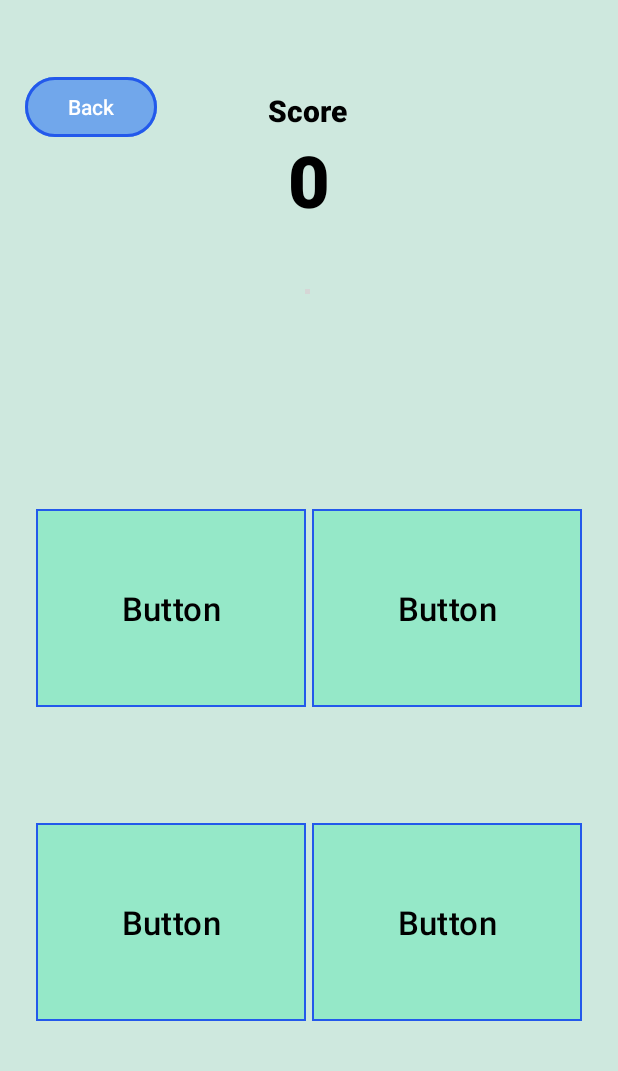
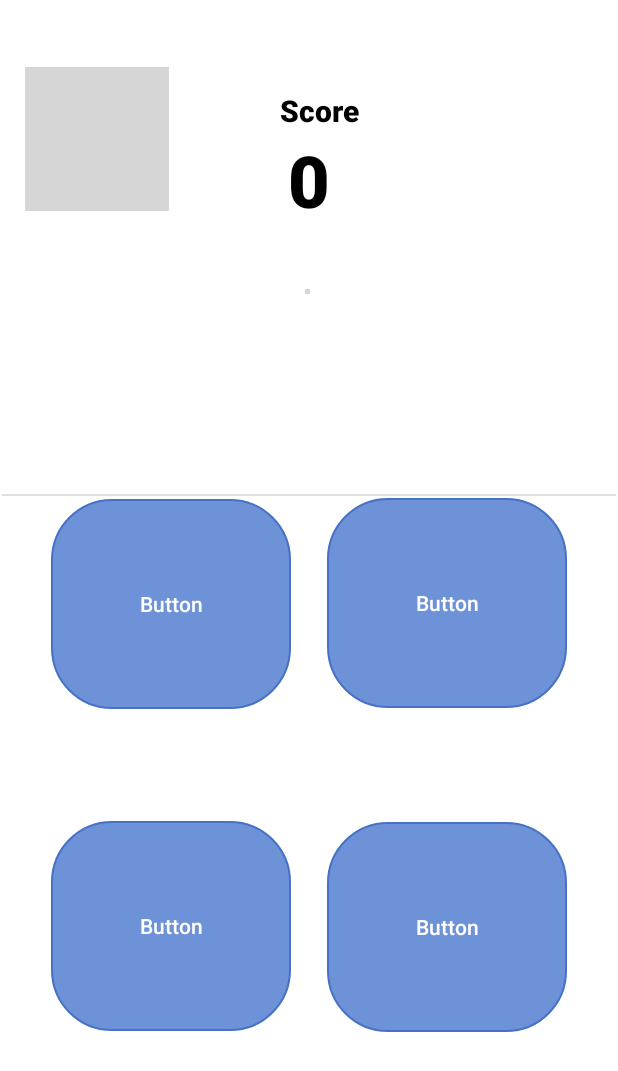
Before and after one commit to adibhalizam/Flag-IQ, an Android app: the layout fragment_second.xml on its own in the app's theme, with its tools: preview values and no code run, on a phone screen of 412 x 824 dp. Shown: the top 1071 px of the screen. Run offline under Robolectric (Android 15) with nearby library versions, the phone set to English and light mode, and no system bars; network calls fail; grey boxes are pictures that could not be loaded.

Commit message:
Final commit

```diff
--- a/FlagIQ/app/build.gradle
+++ b/FlagIQ/app/build.gradle
@@ -48,4 +48,6 @@ dependencies {
     androidTestImplementation 'androidx.test.espresso:espresso-core:3.5.1'
     implementation 'com.android.volley:volley:1.2.1'
     implementation 'com.squareup.picasso:picasso:2.71828'
+    implementation 'io.github.shashank02051997:FancyToast:2.0.2'
+
 }
--- a/FlagIQ/app/src/main/java/com/cis436/flagiq/MainViewModel.kt
+++ b/FlagIQ/app/src/main/java/com/cis436/flagiq/MainViewModel.kt
@@ -50,7 +50,7 @@ class MainViewModel(application: Application) : AndroidViewModel(application)
         val countriesList = mutableListOf<Country>()
         try {
             val jsonArray = JSONArray(response)
-            for (i in 0 until jsonArray.length()) {
+            for (i in 0 until 5) {
                 val jsonObject = jsonArray.getJSONObject(i)
                 val name = jsonObject.getJSONObject("name").getString("common")
                 val imageObject = jsonObject.optJSONObject("flags")
--- /dev/null
+++ b/FlagIQ/app/src/main/res/drawable/answer_btn.xml
@@ -0,0 +1,11 @@
+<?xml version="1.0" encoding="utf-8"?>
+<selector xmlns:android="http://schemas.android.com/apk/res/android">
+    <item>
+        <shape>
+            <solid android:color="#6E92D8"/>
+            <corners android:radius="40dp"/>
+            <stroke android:color="#FF4671C5" android:width="1dp"/>
+
+        </shape>
+    </item>
+</selector>
--- a/FlagIQ/app/src/main/res/layout/activity_main.xml
+++ b/FlagIQ/app/src/main/res/layout/activity_main.xml
@@ -6,7 +6,8 @@
     android:layout_width="match_parent"
     android:layout_height="match_parent"
     android:fitsSystemWindows="true"
-    tools:context=".MainActivity" >
+    tools:context=".MainActivity"
+    android:background="@color/white">
 
     <androidx.fragment.app.FragmentContainerView
         android:id="@+id/fragmentContainerView"
--- a/FlagIQ/app/src/main/res/layout/fragment_second.xml
+++ b/FlagIQ/app/src/main/res/layout/fragment_second.xml
@@ -5,16 +5,17 @@
     android:id="@+id/nestedScrollView2"
     android:layout_width="match_parent"
     android:layout_height="match_parent"
-    android:background="#CEE8DE"
+    android:background="@color/white"
     tools:context=".SecondFragment">
 
     <Button
         android:id="@+id/button_second"
         android:layout_width="wrap_content"
         android:layout_height="wrap_content"
-        android:backgroundTint="#71A7EB"
         android:text="Back"
         android:textColor="@color/white"
+        android:background="@drawable/return_btn"
+        app:backgroundTint="@null"
         app:layout_constraintBottom_toBottomOf="parent"
         app:layout_constraintEnd_toEndOf="parent"
         app:layout_constraintHorizontal_bias="0.052"
@@ -42,15 +43,15 @@
 
     <Button
         android:id="@+id/button"
-        android:layout_width="180dp"
+        android:layout_width="160dp"
         android:layout_height="140dp"
         android:layout_marginStart="20dp"
         android:layout_marginTop="70dp"
-        android:backgroundTint="#95E8C8"
+        android:background="@drawable/answer_btn"
         android:text="Button"
         android:textAlignment="center"
-        android:textColor="@color/black"
-        android:textSize="22sp"
+        android:textColor="@color/white"
+        app:backgroundTint="@null"
         app:cornerRadius="0dp"
         app:layout_constraintBottom_toTopOf="@+id/button3"
         app:layout_constraintEnd_toStartOf="@+id/button2"
@@ -58,19 +59,22 @@
         app:layout_constraintStart_toStartOf="parent"
         app:layout_constraintTop_toBottomOf="@+id/imageView"
         app:strokeColor="#2359EB"
-        app:strokeWidth="1dp" />
+        app:strokeWidth="1dp"
+        app:autoSizeMinTextSize="5sp"
+        app:autoSizeMaxTextSize="12sp"/>
 
     <Button
         android:id="@+id/button2"
-        android:layout_width="180dp"
+        android:layout_width="160dp"
         android:layout_height="140dp"
+        android:layout_marginStart="10dp"
         android:layout_marginTop="70dp"
         android:layout_marginEnd="20dp"
-        android:backgroundTint="#95E8C8"
+        android:background="@drawable/answer_btn"
         android:text="Button"
         android:textAlignment="center"
-        android:textColor="@color/black"
-        android:textSize="22sp"
+        android:textColor="@color/white"
+        app:backgroundTint="@null"
         app:cornerRadius="0dp"
         app:layout_constraintBottom_toTopOf="@+id/button4"
         app:layout_constraintEnd_toEndOf="parent"
@@ -78,47 +82,55 @@
         app:layout_constraintStart_toEndOf="@+id/button"
         app:layout_constraintTop_toBottomOf="@+id/imageView"
         app:strokeColor="#2359EB"
-        app:strokeWidth="1dp" />
+        app:strokeWidth="1dp"
+        app:autoSizeMinTextSize="12sp"
+        app:autoSizeMaxTextSize="22sp"/>
 
     <Button
         android:id="@+id/button3"
-        android:layout_width="180dp"
+        android:layout_width="160dp"
         android:layout_height="140dp"
         android:layout_marginStart="20dp"
+        android:layout_marginTop="8dp"
         android:layout_marginBottom="70dp"
-        android:backgroundTint="#95E8C8"
+        android:background="@drawable/answer_btn"
         android:text="Button"
         android:textAlignment="center"
-        android:textColor="@color/black"
-        android:textSize="22sp"
+        android:textColor="@color/white"
+        app:backgroundTint="@null"
         app:cornerRadius="0dp"
         app:layout_constraintBottom_toBottomOf="parent"
         app:layout_constraintEnd_toStartOf="@+id/button4"
         app:layout_constraintHorizontal_bias="0.5"
         app:layout_constraintStart_toStartOf="parent"
         app:layout_constraintTop_toBottomOf="@+id/button"
-        app:strokeColor="#2359EB"
-        app:strokeWidth="1dp" />
+        app:strokeColor="#FF4671C5"
+        app:strokeWidth="5dp"
+        app:autoSizeMinTextSize="12sp"
+        app:autoSizeMaxTextSize="22sp"/>
 
     <Button
         android:id="@+id/button4"
-        android:layout_width="180dp"
+        android:layout_width="160dp"
         android:layout_height="140dp"
+        android:layout_marginStart="10dp"
+        android:layout_marginTop="10dp"
         android:layout_marginEnd="20dp"
         android:layout_marginBottom="70dp"
-        android:backgroundTint="#95E8C8"
+        android:background="@drawable/answer_btn"
         android:text="Button"
         android:textAlignment="center"
-        android:textColor="@color/black"
-        android:textSize="22sp"
-        app:cornerRadius="0dp"
+        android:textColor="@color/white"
+        app:backgroundTint="@null"
         app:layout_constraintBottom_toBottomOf="parent"
         app:layout_constraintEnd_toEndOf="parent"
         app:layout_constraintHorizontal_bias="0.5"
         app:layout_constraintStart_toEndOf="@+id/button3"
         app:layout_constraintTop_toBottomOf="@+id/button2"
-        app:strokeColor="#2359EB"
-        app:strokeWidth="1dp" />
+        app:strokeColor="#FF4671C5"
+        app:strokeWidth="5dp"
+        app:autoSizeMinTextSize="12sp"
+        app:autoSizeMaxTextSize="22sp"/>
 
     <TextView
         android:id="@+id/scoreLabel"
@@ -146,4 +158,17 @@
         app:layout_constraintEnd_toEndOf="parent"
         app:layout_constraintStart_toStartOf="parent"
         app:layout_constraintTop_toBottomOf="@+id/scoreLabel" />
+
+
+    <View
+        android:id="@+id/divider"
+        android:layout_width="409dp"
+        android:layout_height="1dp"
+        android:layout_marginBottom="360dp"
+        android:background="?android:attr/listDivider"
+        app:layout_constraintBottom_toBottomOf="parent"
+        app:layout_constraintEnd_toEndOf="parent"
+        app:layout_constraintStart_toStartOf="parent"
+        app:layout_constraintTop_toBottomOf="@+id/imageView" />
+
 </androidx.constraintlayout.widget.ConstraintLayout>
--- a/FlagIQ/app/src/main/res/values-v23/themes.xml
+++ b/FlagIQ/app/src/main/res/values-v23/themes.xml
@@ -2,8 +2,8 @@
 
     <style name="Theme.FlagIQ" parent="Base.Theme.FlagIQ">
         <!-- Transparent system bars for edge-to-edge. -->
-        <item name="android:navigationBarColor">@android:color/transparent</item>
-        <item name="android:statusBarColor">@android:color/transparent</item>
-        <item name="android:windowLightStatusBar">?attr/isLightTheme</item>
+        <item name="android:navigationBarColor">#FF4671C5</item>
+        <item name="android:statusBarColor">#FF4671C5</item>
+        <item name="android:windowLightStatusBar">false</item>
     </style>
 </resources>
--- a/FlagIQ/app/src/main/res/values/themes.xml
+++ b/FlagIQ/app/src/main/res/values/themes.xml
@@ -2,8 +2,9 @@
     <!-- Base application theme. -->
     <style name="Base.Theme.FlagIQ" parent="Theme.Material3.DayNight.NoActionBar">
         <!-- Customize your light theme here. -->
-        <!-- <item name="colorPrimary">@color/my_light_primary</item> -->
+        <item name="android:navigationBarColor">#123456</item>
     </style>
 
     <style name="Theme.FlagIQ" parent="Base.Theme.FlagIQ" />
+
 </resources>
```
Also changed, not shown: FlagIQ/app/src/main/java/com/cis436/flagiq/SecondFragment.kt (+115 -13 lines), FlagIQ/app/src/main/res/layout/fragment_first.xml (+21 -31 lines), FlagIQ/build.gradle (line endings or trailing spaces).
